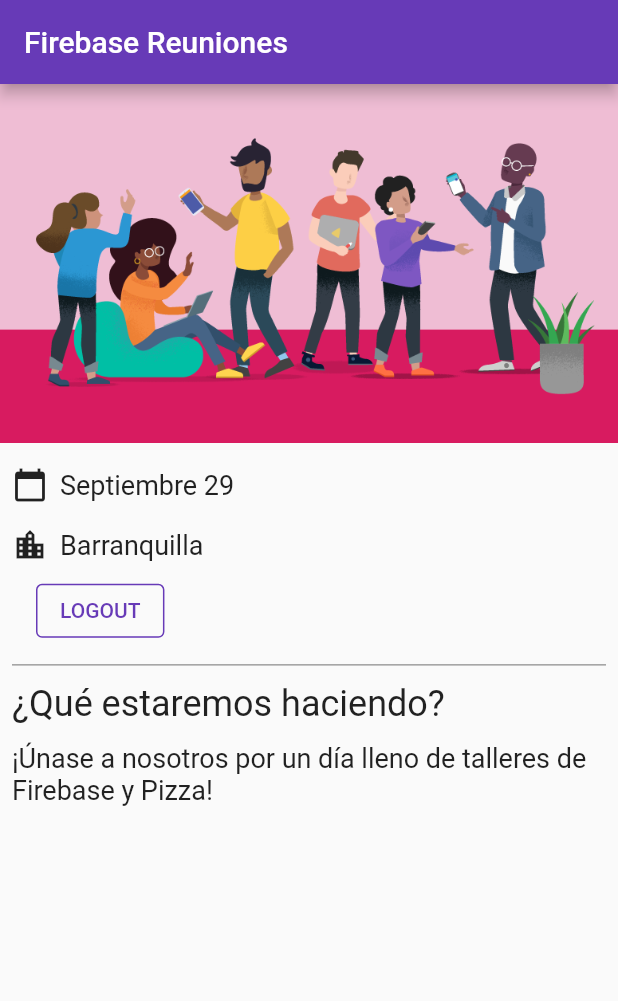
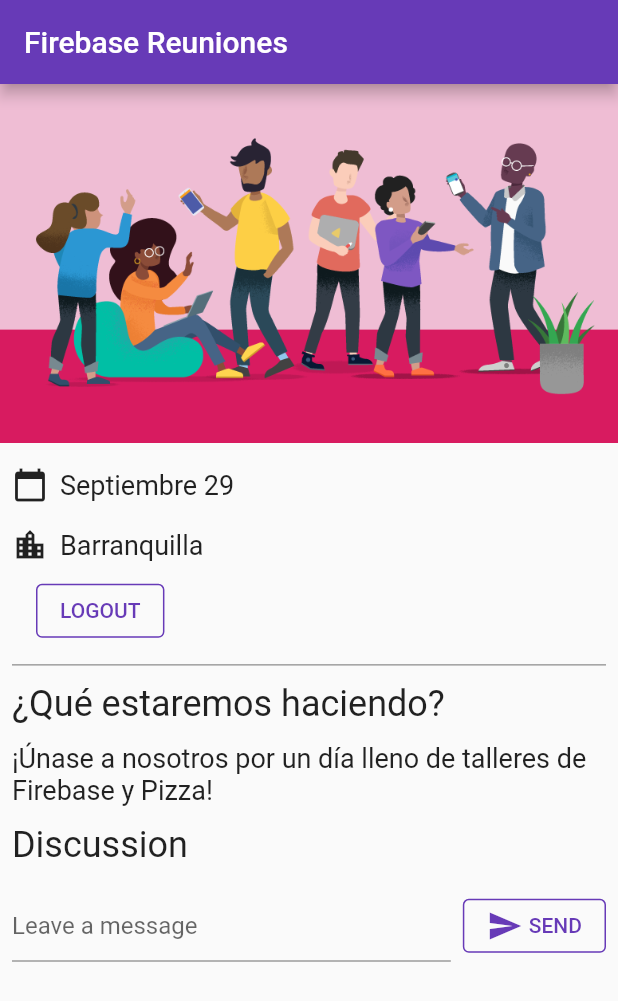
Before and after one commit to eff-zero/actividad_asincrona_flutter_fb, a Flutter app: the screen it shows once a user with an empty profile is signed in, on a phone screen of 412 x 824 dp. Shown: the top 1001 px of the screen. Run offline on Flutter 3.47's test engine with Material 2 defaults, Android fonts, the phone set to English and light mode, and no system bars; our stand-ins replace cloud_firestore, firebase_auth, firebase_core, google_fonts; accounts and stored records are empty.

```diff
--- a/lib/main.dart
+++ b/lib/main.dart
@@ -1,10 +1,12 @@
-import 'package:firebase_core/firebase_core.dart'; // new
-import 'package:firebase_auth/firebase_auth.dart'; // new
+import 'dart:async';                                    // new
+import 'package:cloud_firestore/cloud_firestore.dart';  // new
+import 'package:firebase_core/firebase_core.dart';      // new
+import 'package:firebase_auth/firebase_auth.dart';      // new
 import 'package:flutter/material.dart';
 import 'package:google_fonts/google_fonts.dart';
-import 'package:provider/provider.dart';           // new
+import 'package:provider/provider.dart';                // new
 
-import 'src/authentication.dart';                  // new
+import 'src/authentication.dart';                       // new
 import 'src/widgets.dart';
 
 void main() {
@@ -74,6 +76,20 @@ class HomePage extends StatelessWidget {
           const Paragraph(
             '¡Únase a nosotros por un día lleno de talleres de Firebase y Pizza!',
           ),
+          Consumer<ApplicationState>(
+            builder: (context, appState, _) => Column(
+              crossAxisAlignment: CrossAxisAlignment.start,
+              children: [
+                if (appState.loginState == ApplicationLoginState.loggedIn) ...[
+                  const Header('Discussion'),
+                  GuestBook(
+                    addMessage: (message) =>
+                        appState.addMessageToGuestBook(message),
+                  ),
+                ],
+              ],
+            ),
+          ),
         ],
       ),
     );
@@ -95,6 +111,19 @@ class ApplicationState extends ChangeNotifier {
         _loginState = ApplicationLoginState.loggedOut;
       }
       notifyListeners();
+    });
+  }
+
+    Future<DocumentReference> addMessageToGuestBook(String message) {
+    if (_loginState != ApplicationLoginState.loggedIn) {
+      throw Exception('Must be logged in');
+    }
+
+    return FirebaseFirestore.instance.collection('guestbook').add(<String, dynamic>{
+      'text': message,
+      'timestamp': DateTime.now().millisecondsSinceEpoch,
+      'name': FirebaseAuth.instance.currentUser!.displayName,
+      'userId': FirebaseAuth.instance.currentUser!.uid,
     });
   }
 
@@ -163,3 +192,60 @@ class ApplicationState extends ChangeNotifier {
     FirebaseAuth.instance.signOut();
   }
 }
+
+class GuestBook extends StatefulWidget {
+  GuestBook({required this.addMessage});
+  final FutureOr<void> Function(String message) addMessage;
+
+  @override
+  _GuestBookState createState() => _GuestBookState();
+}
+
+class _GuestBookState extends State<GuestBook> {
+  final _formKey = GlobalKey<FormState>(debugLabel: '_GuestBookState');
+  final _controller = TextEditingController();
+
+  @override
+  Widget build(BuildContext context) {
+    return Padding(
+      padding: const EdgeInsets.all(8.0),
+      child: Form(
+        key: _formKey,
+        child: Row(
+          children: [
+            Expanded(
+              child: TextFormField(
+                controller: _controller,
+                decoration: const InputDecoration(
+                  hintText: 'Leave a message',
+                ),
+                validator: (value) {
+                  if (value == null || value.isEmpty) {
+                    return 'Enter your message to continue';
+                  }
+                  return null;
+                },
+              ),
+            ),
+            const SizedBox(width: 8),
+            StyledButton(
+              onPressed: () async {
+                if (_formKey.currentState!.validate()) {
+                  await widget.addMessage(_controller.text);
+                  _controller.clear();
+                }
+              },
+              child: Row(
+                children: const [
+                  Icon(Icons.send),
+                  SizedBox(width: 4),
+                  Text('SEND'),
+                ],
+              ),
+            ),
+          ],
+        ),
+      ),
+    );
+  }
+}
```
